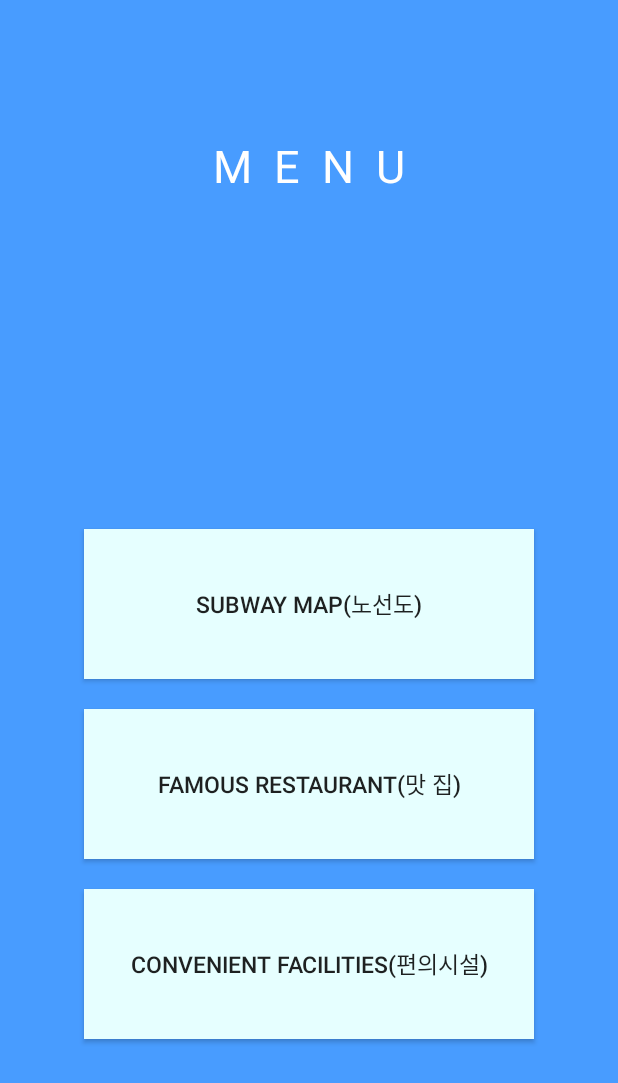
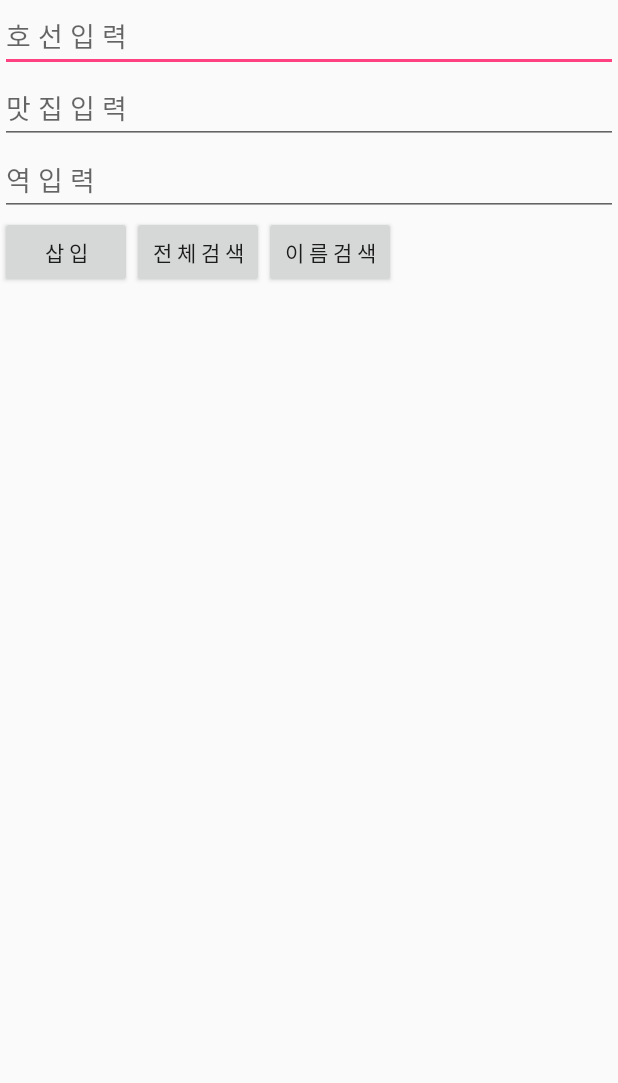
Before and after one commit to SeChanLee/0725_sub, an Android app: the MenuActivity screen opened directly, with no data from a screen before it, after a tap on "FAMOUS RESTAURANT(맛 집)", on a phone screen of 412 x 824 dp. Shown: the top 1083 px of the screen. Run offline under Robolectric (Android 15) with nearby library versions, the phone set to English and light mode, and no system bars.

Commit message:
0808_14:19

```diff
--- a/app/src/main/AndroidManifest.xml
+++ b/app/src/main/AndroidManifest.xml
@@ -18,6 +18,7 @@
         </activity>
         <activity android:name=".MenuActivity" android:label="Menu 액티비티"/>
         <activity android:name=".SubwayLineActivity" android:label="SubwayLine 액티비티"/>
+        <activity android:name=".FamousRestaurant" android:label="FamousRestaurant 액티비티"/>
     </application>
 
 </manifest>
--- /dev/null
+++ b/app/src/main/java/com/example/secha/a0725_sub/FamousRestaurant.java
@@ -0,0 +1,115 @@
+package com.example.secha.a0725_sub;
+
+import android.content.ContentValues;
+import android.content.Context;
+import android.database.Cursor;
+import android.database.sqlite.SQLiteDatabase;
+import android.database.sqlite.SQLiteOpenHelper;
+import android.os.Bundle;
+import android.view.View;
+import android.widget.EditText;
+import android.widget.TextView;
+
+public class FamousRestaurant extends MenuActivity {
+
+    private MyDBHelper mDBHelper;
+    private EditText editRail,editRes,editStation;
+    private TextView textResult;
+
+    @Override
+    protected void onCreate(Bundle savedInstanceState) {
+        super.onCreate(savedInstanceState);
+        setContentView(R.layout.activity_resdate);
+
+        mDBHelper=new MyDBHelper(this);
+
+        editRail=(EditText)findViewById(R.id.editRail);
+        editRes=(EditText)findViewById(R.id.editRes);
+        editStation=(EditText)findViewById(R.id.editStation);
+
+        textResult=(TextView)findViewById(R.id.textResult);
+
+    }
+    public void mOnclick(View v){
+        SQLiteDatabase db;
+        ContentValues values;
+        String[] projection={"_id","rail","famous","station"};
+        Cursor cur;
+
+        switch(v.getId()){
+
+            case R.id.btnInsert://삽입클릭
+                if(editRail.getText().length()>0 && editRes.getText().length()>0 && editStation.getText().length()>0)
+                {
+                    db=mDBHelper.getWritableDatabase();
+                    values=new ContentValues();
+
+                    values.put("rail",editRail.getText().toString());
+                    values.put("famous",editRes.getText().toString());
+                    values.put("station",editStation.getText().toString());
+
+                    db.insert("restaurant",null,values);
+                    mDBHelper.close();
+                }
+                break;
+
+            case R.id.btnAll://전체검색
+                db=mDBHelper.getReadableDatabase();
+                cur=db.query("restaurant",projection,null,null,null,null,null);
+                if(cur !=null){
+                    showResult(cur);
+                    cur.close();
+                }
+                mDBHelper.close();
+                break;
+
+            case R.id.btnName://이름검색
+                if(editRail.getText().length()>0){
+                    db=mDBHelper.getReadableDatabase();
+                    String rail=editRail.getText().toString();
+                    cur=db.query("restaurant",projection,"rail=?",new String[]{rail},null,null,null);
+                    if(cur != null) {
+                        showResult(cur);
+                        cur.close();
+                    }
+                    mDBHelper.close();
+                }
+                break;
+        }
+    }
+
+    private void showResult(Cursor cur) {
+        textResult.setText("");
+        int rail_col=cur.getColumnIndex("rail");
+        int famous_col=cur.getColumnIndex("famous");
+        int station_col=cur.getColumnIndex("station");
+
+        while(cur.moveToNext()) {
+            String rail =cur.getString(rail_col);
+            String famous =cur.getString(famous_col);
+            String station =cur.getString(station_col);
+
+            textResult.append(rail+","+famous+","+station+"\n");
+        }
+    }
+
+}
+
+
+
+class MyDBHelper extends SQLiteOpenHelper{
+    public MyDBHelper(Context context){
+        super(context,"mytest.db",null,1);
+    }
+    public void onCreate(SQLiteDatabase db){
+        db.execSQL("CREATE TABLE restaurant(_id INTEGER PRIMARY KEY AUTOINCREMENT,"+"rail TEXT,famous TEXT,station TEXT);");
+    }
+
+    @Override
+    public void onUpgrade(SQLiteDatabase db,int oldVersion,int newVersion) {
+        db.execSQL("DROP TABLE IF EXISTS restaurant");
+        onCreate(db);
+
+    }
+
+}
--- a/app/src/main/java/com/example/secha/a0725_sub/MenuActivity.java
+++ b/app/src/main/java/com/example/secha/a0725_sub/MenuActivity.java
@@ -37,6 +37,9 @@ public class MenuActivity extends Activity {
                 Toast tmsg=Toast.makeText(getApplicationContext(),"맛 집",Toast.LENGTH_SHORT);
                 tmsg.show();;//토스트 메세지
 
+                Intent intent=new Intent(getApplicationContext(),FamousRestaurant.class);
+                startActivity(intent);//액티비티 전환
+
             }
         });
 
--- /dev/null
+++ b/app/src/main/res/layout/activity_resdate.xml
@@ -0,0 +1,67 @@
+<?xml version="1.0" encoding="utf-8"?>
+<LinearLayout xmlns:android="http://schemas.android.com/apk/res/android"
+    android:orientation="vertical"
+    android:layout_width="match_parent"
+    android:layout_height="match_parent">
+
+    <EditText
+        android:id="@+id/editRail"
+        android:layout_width="match_parent"
+        android:layout_height="wrap_content"
+        android:hint="호 선 입 력"
+        android:selectAllOnFocus="true"/>
+
+    <EditText
+        android:id="@+id/editRes"
+        android:layout_width="match_parent"
+        android:layout_height="wrap_content"
+        android:hint="맛 집 입 력"
+        android:selectAllOnFocus="true"/>
+
+    <EditText
+        android:id="@+id/editStation"
+        android:layout_width="match_parent"
+        android:layout_height="wrap_content"
+        android:hint="역 입 력"
+        android:selectAllOnFocus="true"/>
+
+    <TableLayout
+        android:layout_width="match_parent"
+        android:layout_height="wrap_content">
+        <TableRow
+            android:layout_width="match_parent"
+            android:layout_height="wrap_content">
+            <Button
+                android:id="@+id/btnInsert"
+                android:layout_width="wrap_content"
+                android:layout_height="wrap_content"
+                android:onClick="mOnClick"
+                android:text="삽 입"/>
+            <Button
+                android:id="@+id/btnAll"
+                android:layout_width="wrap_content"
+                android:layout_height="wrap_content"
+                android:onClick="mOnClick"
+                android:text="전 체 검 색"/>
+            <Button
+                android:id="@+id/btnName"
+                android:layout_width="wrap_content"
+                android:layout_height="wrap_content"
+                android:onClick="mOnClick"
+                android:text="이 름 검 색"/>
+        </TableRow>
+    </TableLayout>
+    <ScrollView
+        android:layout_width="match_parent"
+        android:layout_height="match_parent"
+        android:fadeScrollbars="false"
+        android:padding="4dp">
+        <TextView
+            android:layout_width="match_parent"
+            android:layout_height="wrap_content"
+            android:id="@+id/textResult"
+            android:textSize="20dp"/>
+
+    </ScrollView>
+
+</LinearLayout>
```
